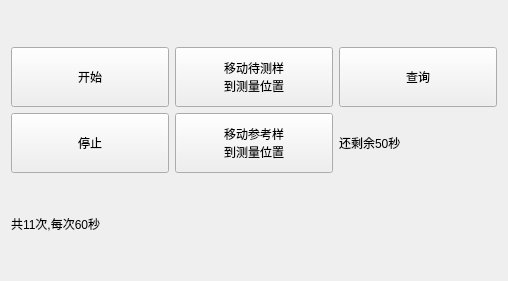
Above: settings/count/CountMeasurementMainWin.ui from urielyan/sunDemon before the change. Below: the same form after it.
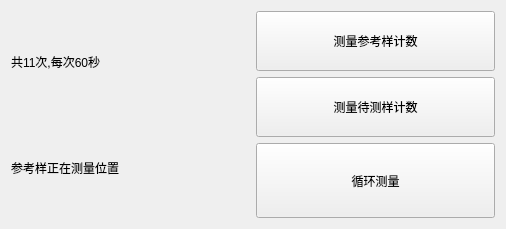
That is the form after the change.

Diff of the .ui file:
```diff
--- a/settings/count/CountMeasurementMainWin.ui
+++ b/settings/count/CountMeasurementMainWin.ui
@@ -6,170 +6,113 @@
    <rect>
     <x>0</x>
     <y>0</y>
-    <width>508</width>
-    <height>281</height>
+    <width>506</width>
+    <height>229</height>
    </rect>
   </property>
   <property name="windowTitle">
    <string>Form</string>
   </property>
-  <layout class="QVBoxLayout" name="verticalLayout" stretch="7,1">
+  <layout class="QHBoxLayout" name="horizontalLayout">
    <item>
-    <layout class="QGridLayout" name="gridLayout">
-     <item row="0" column="0">
-      <widget class="QPushButton" name="start">
+    <layout class="QVBoxLayout" name="verticalLayout">
+     <item>
+      <widget class="QLabel" name="label_2">
        <property name="sizePolicy">
-        <sizepolicy hsizetype="Minimum" vsizetype="Expanding">
+        <sizepolicy hsizetype="Minimum" vsizetype="Minimum">
          <horstretch>0</horstretch>
          <verstretch>0</verstretch>
         </sizepolicy>
        </property>
-       <property name="minimumSize">
-        <size>
-         <width>0</width>
-         <height>50</height>
-        </size>
-       </property>
-       <property name="maximumSize">
-        <size>
-         <width>16777215</width>
-         <height>60</height>
-        </size>
-       </property>
        <property name="text">
-        <string>开始</string>
+        <string>共11次,每次60秒</string>
        </property>
       </widget>
      </item>
-     <item row="0" column="1">
-      <widget class="QPushButton" name="moveToTest">
-       <property name="sizePolicy">
-        <sizepolicy hsizetype="Minimum" vsizetype="Expanding">
-         <horstretch>0</horstretch>
-         <verstretch>0</verstretch>
-        </sizepolicy>
-       </property>
-       <property name="minimumSize">
-        <size>
-         <width>0</width>
-         <height>50</height>
-        </size>
-       </property>
-       <property name="maximumSize">
-        <size>
-         <width>16777215</width>
-         <height>60</height>
-        </size>
-       </property>
-       <property name="text">
-        <string>移动待测样
-到测量位置</string>
-       </property>
-      </widget>
-     </item>
-     <item row="0" column="2">
-      <widget class="QPushButton" name="query">
-       <property name="sizePolicy">
-        <sizepolicy hsizetype="Minimum" vsizetype="Expanding">
-         <horstretch>0</horstretch>
-         <verstretch>0</verstretch>
-        </sizepolicy>
-       </property>
-       <property name="minimumSize">
-        <size>
-         <width>0</width>
-         <height>50</height>
-        </size>
-       </property>
-       <property name="maximumSize">
-        <size>
-         <width>16777215</width>
-         <height>60</height>
-        </size>
-       </property>
-       <property name="text">
-        <string>查询</string>
-       </property>
-      </widget>
-     </item>
-     <item row="1" column="0">
-      <widget class="QPushButton" name="stop">
-       <property name="sizePolicy">
-        <sizepolicy hsizetype="Minimum" vsizetype="Expanding">
-         <horstretch>0</horstretch>
-         <verstretch>0</verstretch>
-        </sizepolicy>
-       </property>
-       <property name="minimumSize">
-        <size>
-         <width>0</width>
-         <height>50</height>
-        </size>
-       </property>
-       <property name="maximumSize">
-        <size>
-         <width>16777215</width>
-         <height>60</height>
-        </size>
-       </property>
-       <property name="text">
-        <string>停止</string>
-       </property>
-      </widget>
-     </item>
-     <item row="1" column="1">
-      <widget class="QPushButton" name="moveToReference">
-       <property name="sizePolicy">
-        <sizepolicy hsizetype="Minimum" vsizetype="Expanding">
-         <horstretch>0</horstretch>
-         <verstretch>0</verstretch>
-        </sizepolicy>
-       </property>
-       <property name="minimumSize">
-        <size>
-         <width>0</width>
-         <height>50</height>
-        </size>
-       </property>
-       <property name="maximumSize">
-        <size>
-         <width>16777215</width>
-         <height>60</height>
-        </size>
-       </property>
-       <property name="text">
-        <string>移动参考样
-到测量位置</string>
-       </property>
-      </widget>
-     </item>
-     <item row="1" column="2">
+     <item>
       <widget class="QLabel" name="label">
        <property name="sizePolicy">
-        <sizepolicy hsizetype="Minimum" vsizetype="Minimum">
+        <sizepolicy hsizetype="Preferred" vsizetype="Minimum">
          <horstretch>0</horstretch>
          <verstretch>0</verstretch>
         </sizepolicy>
        </property>
        <property name="text">
-        <string>还剩余50秒</string>
+        <string>参考样正在测量位置</string>
        </property>
       </widget>
      </item>
     </layout>
    </item>
    <item>
-    <widget class="QLabel" name="label_2">
-     <property name="sizePolicy">
-      <sizepolicy hsizetype="Minimum" vsizetype="Maximum">
-       <horstretch>0</horstretch>
-       <verstretch>0</verstretch>
-      </sizepolicy>
-     </property>
-     <property name="text">
-      <string>共11次,每次60秒</string>
-     </property>
-    </widget>
+    <layout class="QVBoxLayout" name="verticalLayout_2">
+     <item>
+      <widget class="QPushButton" name="moveToReference">
+       <property name="sizePolicy">
+        <sizepolicy hsizetype="Minimum" vsizetype="Minimum">
+         <horstretch>0</horstretch>
+         <verstretch>0</verstretch>
+        </sizepolicy>
+       </property>
+       <property name="minimumSize">
+        <size>
+         <width>0</width>
+         <height>50</height>
+        </size>
+       </property>
+       <property name="maximumSize">
+        <size>
+         <width>16777215</width>
+         <height>60</height>
+        </size>
+       </property>
+       <property name="text">
+        <string>测量参考样计数</string>
+       </property>
+      </widget>
+     </item>
+     <item>
+      <widget class="QPushButton" name="moveToTest">
+       <property name="sizePolicy">
+        <sizepolicy hsizetype="Minimum" vsizetype="Minimum">
+         <horstretch>0</horstretch>
+         <verstretch>0</verstretch>
+        </sizepolicy>
+       </property>
+       <property name="minimumSize">
+        <size>
+         <width>0</width>
+         <height>50</height>
+        </size>
+       </property>
+       <property name="maximumSize">
+        <size>
+         <width>16777215</width>
+         <height>60</height>
+        </size>
+       </property>
+       <property name="text">
+        <string>测量待测样计数</string>
+       </property>
+      </widget>
+     </item>
+     <item>
+      <widget class="QPushButton" name="pushButton">
+       <property name="sizePolicy">
+        <sizepolicy hsizetype="Minimum" vsizetype="Minimum">
+         <horstretch>0</horstretch>
+         <verstretch>0</verstretch>
+        </sizepolicy>
+       </property>
+       <property name="text">
+        <string>循环测量</string>
+       </property>
+       <property name="checkable">
+        <bool>true</bool>
+       </property>
+      </widget>
+     </item>
+    </layout>
    </item>
   </layout>
  </widget>
```
